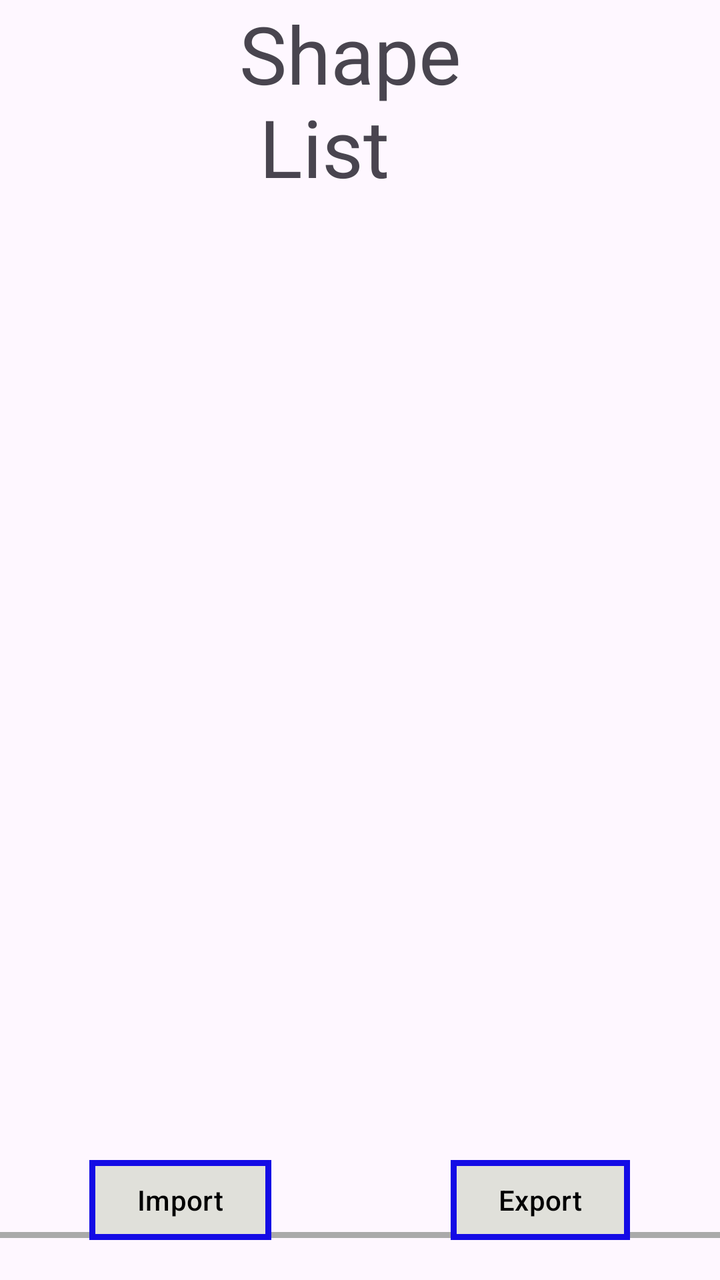
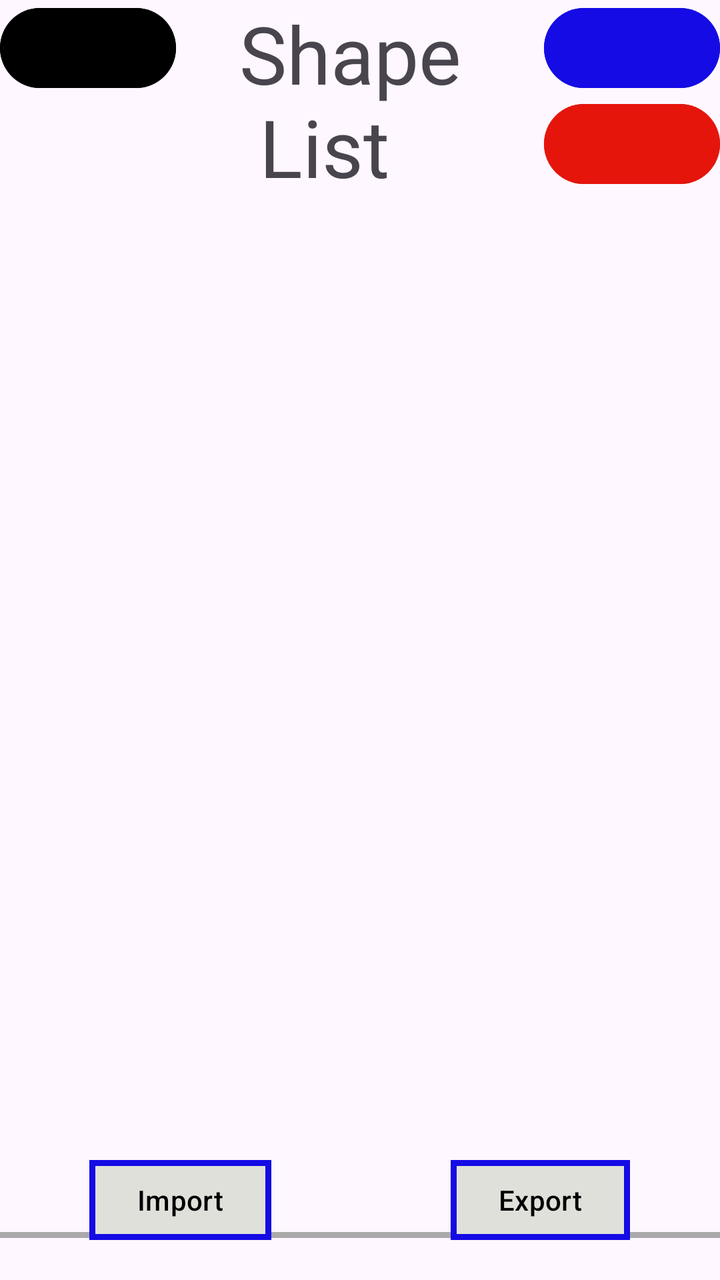

Before-and-after screenshots of an Android layout around one commit, followed by the original layout XML and the change that was made.
<!-- AndroidManifest.xml: application theme Theme.Euclydia -->
<!-- res/layout/list_activity.xml -->
<?xml version="1.0" encoding="utf-8"?>
<androidx.constraintlayout.widget.ConstraintLayout xmlns:android="http://schemas.android.com/apk/res/android"
    xmlns:tools="http://schemas.android.com/tools"
    android:layout_width="match_parent"
    android:layout_height="match_parent"
    xmlns:app="http://schemas.android.com/apk/res-auto">

    <TextView
        android:id="@+id/title"
        android:layout_width="wrap_content"
        android:layout_height="wrap_content"
        android:text="Shape \n List"
        android:textSize="40sp"
        app:layout_constraintEnd_toEndOf="parent"
        app:layout_constraintStart_toStartOf="parent"
        app:layout_constraintTop_toTopOf="parent"
        tools:layout_editor_absoluteY="0dp" />

    <androidx.recyclerview.widget.RecyclerView
        android:id="@+id/list_view"
        android:layout_width="match_parent"
        android:layout_height="484dp"
        android:layout_marginTop="32dp"
        app:layout_constraintEnd_toEndOf="parent"
        app:layout_constraintHorizontal_bias="0.0"
        app:layout_constraintStart_toStartOf="parent"
        app:layout_constraintTop_toBottomOf="@id/title" />

    <View
        android:id="@+id/borderBar"
        android:layout_width="match_parent"
        android:layout_height="3dp"
        android:background="@android:color/darker_gray"
        app:layout_constraintTop_toBottomOf="@id/list_view"
        app:layout_constraintStart_toStartOf="parent"
        app:layout_constraintEnd_toEndOf="parent"/>


    <com.google.android.material.button.MaterialButton
        android:id="@+id/Import"
        android:layout_width="wrap_content"
        android:layout_height="wrap_content"
        android:layout_marginBottom="16dp"
        android:backgroundTint="@color/background"
        android:text="Import"
        android:textColor="@color/black"
        app:cornerRadius="0dp"
        app:strokeColor="@color/blue"
        app:strokeWidth="3dp"
        tools:layout_editor_absoluteX="61dp"
        app:layout_constraintBottom_toBottomOf="parent"
        app:layout_constraintStart_toStartOf="parent"
        app:layout_constraintEnd_toEndOf="@+id/center"
        />

    <com.google.android.material.button.MaterialButton
        android:id="@+id/Export"
        android:layout_width="wrap_content"
        android:layout_height="wrap_content"
        android:backgroundTint="@color/background"
        android:text="Export"
        android:textColor="@color/black"
        app:cornerRadius="0dp"
        app:strokeColor="@color/blue"
        app:strokeWidth="3dp"
        tools:layout_editor_absoluteX="266dp"
        tools:layout_editor_absoluteY="624dp"
        app:layout_constraintBottom_toBottomOf="parent"
        android:layout_marginBottom="16dp"
        app:layout_constraintEnd_toEndOf="parent"
        app:layout_constraintStart_toEndOf="@id/center"/>

    <androidx.constraintlayout.widget.Guideline android:layout_width="wrap_content"
        android:id="@+id/center"
        android:orientation="vertical"
        android:layout_height="wrap_content"
        app:layout_constraintGuide_percent=".50"/>


</androidx.constraintlayout.widget.ConstraintLayout>
<!-- resources referenced by this layout -->
<resources>
  <color name="background">#e0e0da</color>
  <color name="black">#FF000000</color>
  <color name="blue">#140be5</color>
  <style name="Theme.Euclydia" parent="Base.Theme.Euclydia" />
  <style name="Base.Theme.Euclydia" parent="Theme.Material3.DayNight.NoActionBar">
          
          
      </style>
</resources>

<!-- the commit's change to res/layout/list_activity.xml (unified diff, before → after) -->
@@ -15,6 +15,36 @@
         app:layout_constraintStart_toStartOf="parent"
         app:layout_constraintTop_toTopOf="parent"
         tools:layout_editor_absoluteY="0dp" />
+
+    <com.google.android.material.button.MaterialButton
+        android:id="@+id/back"
+        android:layout_width="wrap_content"
+        android:layout_height="wrap_content"
+        android:backgroundTint="@color/black"
+        android:drawableStart="@drawable/ic_back"
+        app:layout_constraintStart_toStartOf="parent"
+        app:layout_constraintTop_toTopOf="parent" />
+
+    <com.google.android.material.button.MaterialButton
+        android:id="@+id/selall"
+        android:layout_width="wrap_content"
+        android:layout_height="wrap_content"
+        android:backgroundTint="@color/blue"
+        android:drawableStart="@drawable/ic_selectall"
+        app:layout_constraintEnd_toEndOf="parent"
+        app:layout_constraintTop_toTopOf="parent" />
+
+    <com.google.android.material.button.MaterialButton
+        android:id="@+id/delete"
+        android:layout_width="wrap_content"
+        android:layout_height="wrap_content"
+        android:backgroundTint="@color/red"
+        android:drawableStart="@drawable/ic_delete"
+        tools:layout_editor_absoluteX="323dp"
+        tools:layout_editor_absoluteY="52dp"
+        app:layout_constraintStart_toStartOf="@id/selall"
+        app:layout_constraintEnd_toEndOf="@id/selall"
+        app:layout_constraintTop_toBottomOf="@id/selall"/>
 
     <androidx.recyclerview.widget.RecyclerView
         android:id="@+id/list_view"
<!-- resource entries referenced after the edit -->
@@ -3,6 +3,29 @@
   <color name="background">#e0e0da</color>
   <color name="black">#FF000000</color>
   <color name="blue">#140be5</color>
+  <color name="red">#e5150b</color>
+  <!-- drawable ic_back (drawable) -->
+  <vector xmlns:android="http://schemas.android.com/apk/res/android" android:autoMirrored="true" android:height="24dp" android:tint="#000000" android:viewportHeight="960" android:viewportWidth="960" android:width="24dp">
+        
+      <path android:fillColor="@android:color/white" android:pathData="M313,520L537,744L480,800L160,480L480,160L537,216L313,440L800,440L800,520L313,520Z"/>
+      
+  </vector>
+  <!-- drawable ic_delete (drawable) -->
+  <vector xmlns:android="http://schemas.android.com/apk/res/android"
+      android:width="24dp"
+      android:height="24dp"
+      android:viewportWidth="960"
+      android:viewportHeight="960">
+    <path
+        android:pathData="M280,840q-33,0 -56.5,-23.5T200,760v-520h-40v-80h200v-40h240v40h200v80h-40v520q0,33 -23.5,56.5T680,840L280,840ZM680,240L280,240v520h400v-520ZM360,680h80v-360h-80v360ZM520,680h80v-360h-80v360ZM280,240v520,-520Z"
+        android:fillColor="#1f1f1f"/>
+  </vector>
+  <!-- drawable ic_selectall (drawable) -->
+  <vector xmlns:android="http://schemas.android.com/apk/res/android" android:height="24dp" android:tint="#000000" android:viewportHeight="960" android:viewportWidth="960" android:width="24dp">
+        
+      <path android:fillColor="@android:color/white" android:pathData="M268,720L42,494L99,438L269,608L269,608L325,664L268,720ZM494,720L268,494L324,437L494,607L862,239L918,296L494,720ZM494,494L437,438L635,240L692,296L494,494Z"/>
+      
+  </vector>
   <style name="Theme.Euclydia" parent="Base.Theme.Euclydia" />
   <style name="Base.Theme.Euclydia" parent="Theme.Material3.DayNight.NoActionBar">
           
